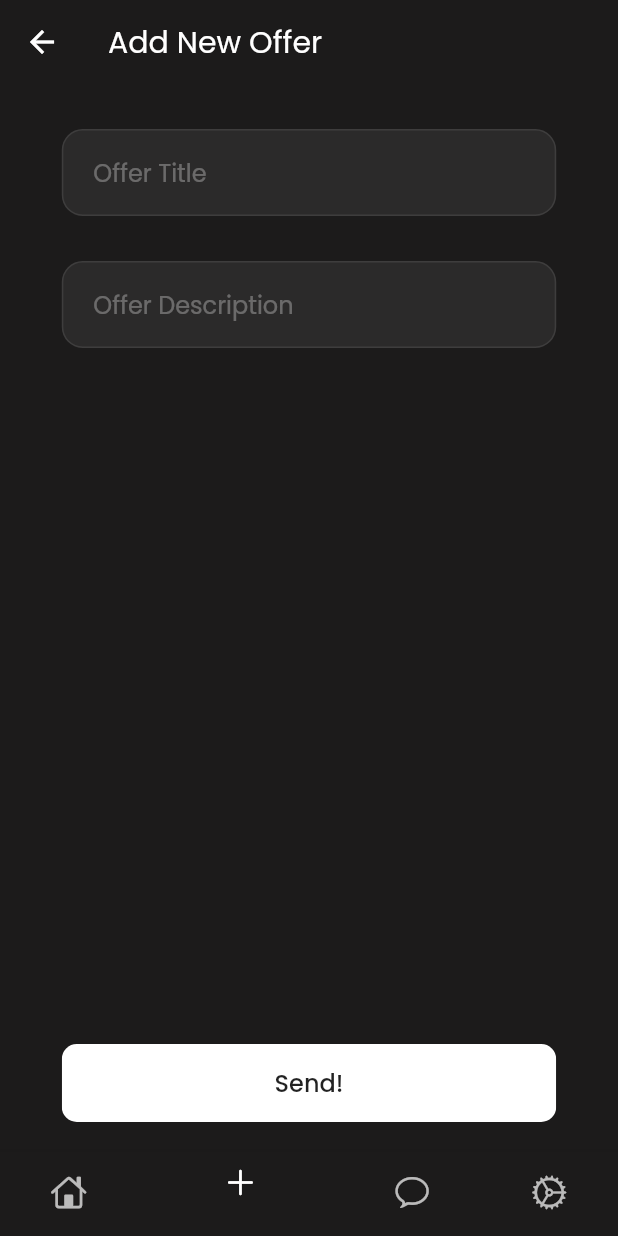
After one commit to radziminski/bhl-second-life-frontend, a Flutter app: the AddOfferScreen screen opened by its route, on a phone screen of 412 x 824 dp. The commit adds this screen. Run offline on Flutter 3.47's test engine with Material 2 defaults, Android fonts, the phone set to English and light mode, and no system bars; our stand-ins replace cached_network_image, carousel_slider, dio, get_it, google_fonts, location.

Commit message:
Added add offer screen

```diff
--- a/lib/constants.dart
+++ b/lib/constants.dart
@@ -10,6 +10,7 @@ const String kSettingsRoute = '/settings';
 const String kLoginRoute = '/login';
 const String kMessagesRoute = '/msg';
 const String kChatRoute = '/chat';
+const String kNewOfferRoute = '/new-offer';
 
 // Api
 
--- a/lib/routes.dart
+++ b/lib/routes.dart
@@ -1,4 +1,5 @@
 import 'package:SecondLife/constants.dart';
+import 'package:SecondLife/screens/add_offer_screen.dart';
 import 'package:SecondLife/screens/chat_screen.dart';
 import 'package:SecondLife/screens/loading_screen.dart';
 import 'package:SecondLife/screens/login_screen.dart';
@@ -14,4 +15,5 @@ final appRoutes = {
   kChatRoute: (context) => ChatScreen(),
   kLoginRoute: (context) => LoginScreen(),
   kSettingsRoute: (context) => SettingsScreen(),
+  kNewOfferRoute: (context) => AddOfferScreen(),
 };
--- /dev/null
+++ b/lib/screens/add_offer_screen.dart
@@ -0,0 +1,32 @@
+import 'package:SecondLife/widgets/BigButton.dart';
+import 'package:SecondLife/widgets/DefaultAppBar.dart';
+import 'package:SecondLife/widgets/DefaultBottomNavBar.dart';
+import 'package:SecondLife/widgets/TextInput.dart';
+import 'package:flutter/material.dart';
+
+class AddOfferScreen extends StatelessWidget {
+  @override
+  Widget build(BuildContext context) {
+    TextEditingController titleController = TextEditingController();
+    TextEditingController descriptionController = TextEditingController();
+
+    return Scaffold(
+      appBar: buildDefaultAppBar(context, 'Add New Offer'),
+      bottomNavigationBar: buildDefaultBottomNavBar(context, 1),
+      body: SafeArea(
+        child: Column(
+          crossAxisAlignment: CrossAxisAlignment.center,
+          children: [
+            SizedBox(height: 30),
+            TextInput(titleController, 'Offer Title'),
+            SizedBox(height: 30),
+            TextInput(descriptionController, 'Offer Description'),
+            Expanded(child: Container()),
+            BigButton('Send!', () {}),
+            SizedBox(height: 20)
+          ],
+        ),
+      ),
+    );
+  }
+}
--- a/lib/screens/chat_screen.dart
+++ b/lib/screens/chat_screen.dart
@@ -10,7 +10,7 @@ class ChatScreen extends StatelessWidget {
   Widget build(BuildContext context) {
     return Scaffold(
       appBar: buildDefaultAppBar(context, 'Matched trades'),
-      bottomNavigationBar: buildDefaultBottomNavBar(context),
+      bottomNavigationBar: buildDefaultBottomNavBar(context, 2),
       body: SafeArea(
         child: Column(
           children: [
--- a/lib/screens/matches_screen.dart
+++ b/lib/screens/matches_screen.dart
@@ -8,7 +8,7 @@ class MessagesScreen extends StatelessWidget {
   Widget build(BuildContext context) {
     return Scaffold(
       appBar: buildDefaultAppBar(context, 'Matched trades'),
-      bottomNavigationBar: buildDefaultBottomNavBar(context),
+      bottomNavigationBar: buildDefaultBottomNavBar(context, 2),
       body: SafeArea(
         child: Column(
           children: [
--- a/lib/screens/offers_screen.dart
+++ b/lib/screens/offers_screen.dart
@@ -10,7 +10,7 @@ class OffersScreen extends StatelessWidget {
   Widget build(BuildContext context) {
     return Scaffold(
       //appBar: buildDefaultAppBar(context, 'Second Life'),
-      bottomNavigationBar: buildDefaultBottomNavBar(context),
+      bottomNavigationBar: buildDefaultBottomNavBar(context, 0),
       body: SafeArea(
         child: Column(
           children: [
--- a/lib/screens/settings_screen.dart
+++ b/lib/screens/settings_screen.dart
@@ -13,7 +13,7 @@ class SettingsScreen extends StatelessWidget {
   Widget build(BuildContext context) {
     return Scaffold(
       appBar: buildDefaultAppBar(context, 'Settings'),
-      bottomNavigationBar: buildDefaultBottomNavBar(context),
+      bottomNavigationBar: buildDefaultBottomNavBar(context, 3),
       body: SafeArea(
         child: MultiProvider(
             providers: [
--- /dev/null
+++ b/lib/widgets/BigButton.dart
@@ -0,0 +1,32 @@
+import 'package:flutter/material.dart';
+import 'package:google_fonts/google_fonts.dart';
+
+class BigButton extends StatelessWidget {
+  BigButton(this.text, this.onPressed);
+  final String text;
+  final Function onPressed;
+  @override
+  Widget build(BuildContext context) {
+    return ClipRRect(
+      borderRadius: BorderRadius.circular(10),
+      child: FlatButton(
+        minWidth: MediaQuery.of(context).size.width * 0.8,
+        onPressed: onPressed,
+        color: Colors.white,
+        child: Padding(
+          padding: const EdgeInsets.symmetric(
+            vertical: 14.0,
+            horizontal: 96.0,
+          ),
+          child: Text(
+            text,
+            style: GoogleFonts.poppins(
+              fontSize: 16,
+              fontWeight: FontWeight.w500,
+            ),
+          ),
+        ),
+      ),
+    );
+  }
+}
--- a/lib/widgets/DefaultBottomNavBar.dart
+++ b/lib/widgets/DefaultBottomNavBar.dart
@@ -2,8 +2,9 @@ import 'package:SecondLife/constants.dart';
 import 'package:flutter/cupertino.dart';
 import 'package:flutter/material.dart';
 
-BottomNavigationBar buildDefaultBottomNavBar(context) {
+BottomNavigationBar buildDefaultBottomNavBar(context, currentIndex) {
   return BottomNavigationBar(
+    currentIndex: currentIndex,
     fixedColor: Colors.white,
     unselectedItemColor: Colors.white.withOpacity(0.7),
     onTap: (selected) {
@@ -11,8 +12,10 @@ BottomNavigationBar buildDefaultBottomNavBar(context) {
         case 0:
           return Navigator.pushNamed(context, kOffersRoute);
         case 1:
+          return Navigator.pushNamed(context, kNewOfferRoute);
+        case 2:
           return Navigator.pushNamed(context, kMessagesRoute);
-        case 2:
+        case 3:
           return Navigator.pushNamed(context, kSettingsRoute);
         default:
           return Navigator.pushNamed(context, kHomeRoute);
@@ -25,6 +28,10 @@ BottomNavigationBar buildDefaultBottomNavBar(context) {
       ),
       BottomNavigationBarItem(
         label: '',
+        icon: Icon(CupertinoIcons.add),
+      ),
+      BottomNavigationBarItem(
+        label: '',
         icon: Icon(CupertinoIcons.chat_bubble),
       ),
       BottomNavigationBarItem(
--- /dev/null
+++ b/lib/widgets/TextInput.dart
@@ -0,0 +1,36 @@
+import 'package:flutter/material.dart';
+import 'package:google_fonts/google_fonts.dart';
+
+class TextInput extends StatelessWidget {
+  TextInput(this.controller, this.hintText);
+  final TextEditingController controller;
+  final String hintText;
+
+  @override
+  Widget build(BuildContext context) {
+    return Container(
+      width: MediaQuery.of(context).size.width * 0.8,
+      child: Center(
+        child: Container(
+          padding: EdgeInsets.symmetric(horizontal: 20.0, vertical: 4.0),
+          decoration: BoxDecoration(
+            color: Colors.white.withOpacity(0.065),
+            borderRadius: BorderRadius.all(Radius.circular(14)),
+            border: Border.all(color: Colors.white.withOpacity(0.09), width: 1),
+          ),
+          child: TextField(
+            controller: controller,
+            style: TextStyle(color: Colors.white),
+            decoration: InputDecoration(
+              border: InputBorder.none,
+              hintStyle: GoogleFonts.poppins(
+                color: Colors.white.withOpacity(0.3),
+              ),
+              hintText: hintText,
+            ),
+          ),
+        ),
+      ),
+    );
+  }
+}
```
Also changed, not shown: lib/screens/login_screen.dart (+15 -48 lines).
